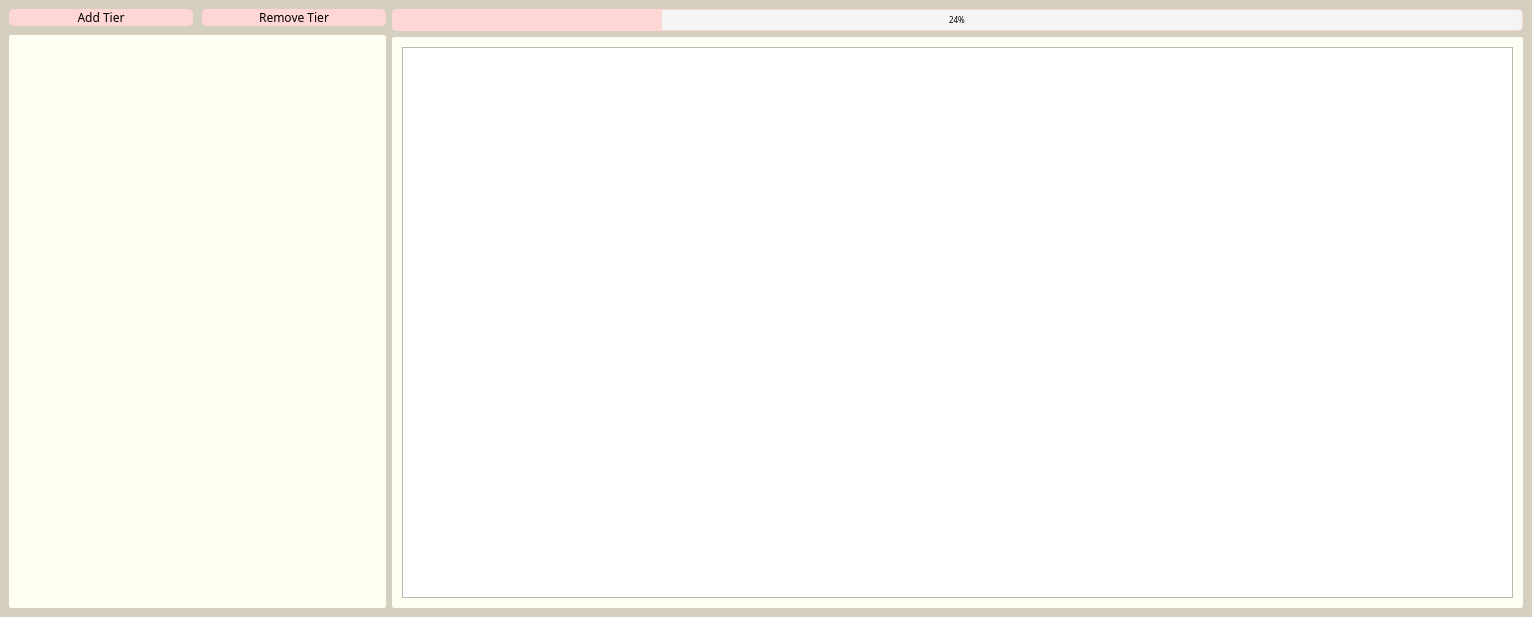
Old version of the form src/AnnotationTimeline/timeline.ui in the repository SailorMoose/HCI-Project2020.
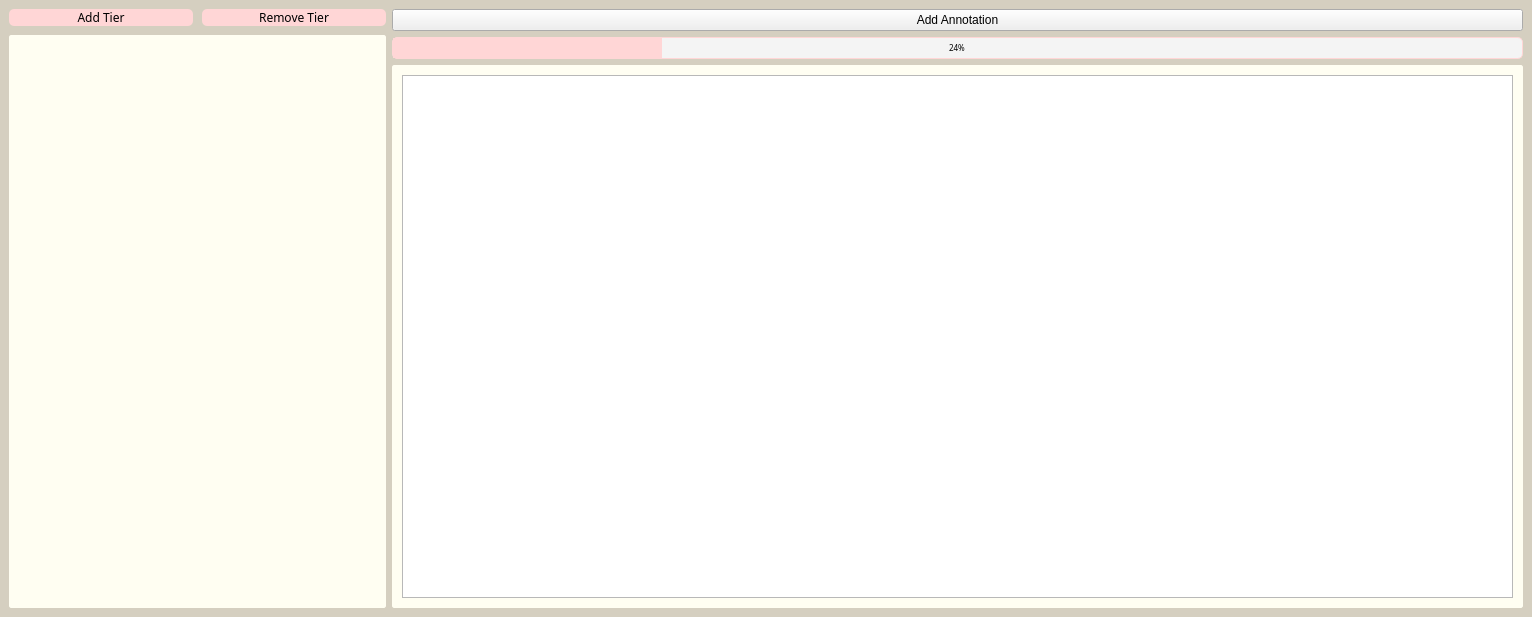
New version of the form. Icons and pictures are not drawn.

What changed in the file:
```diff
--- a/src/AnnotationTimeline/timeline.ui
+++ b/src/AnnotationTimeline/timeline.ui
@@ -143,6 +143,13 @@
         </item>
         <item>
          <layout class="QVBoxLayout" name="verticalLayout_2">
+          <item>
+           <widget class="QPushButton" name="addAnnotationsButton">
+            <property name="text">
+             <string>Add Annotation</string>
+            </property>
+           </widget>
+          </item>
           <item>
            <widget class="QProgressBar" name="progressBar">
             <property name="font">
```
Lines whose indentation alone changed are shown as unchanged.
